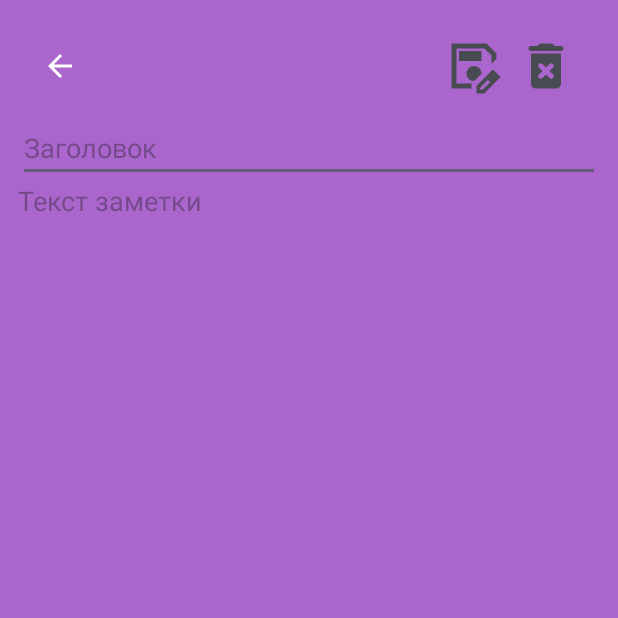
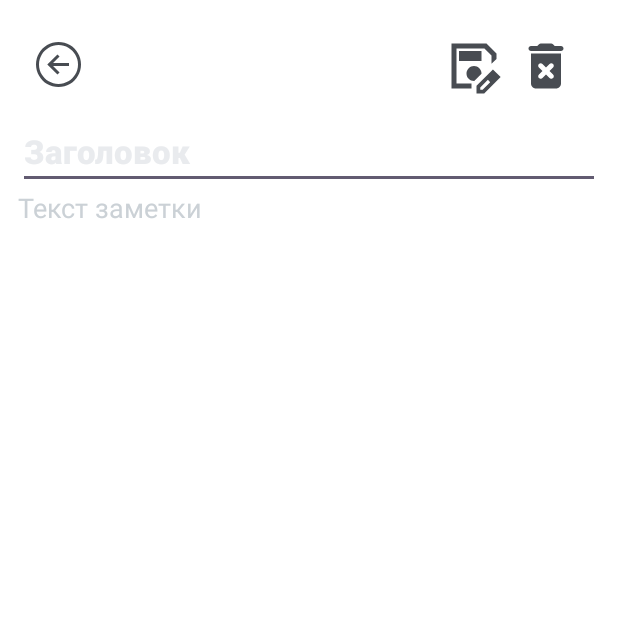
Before and after one commit to VikingCyber/PathFinder, an Android app: the AddEditNoteActivity screen opened directly, with no data from a screen before it, on a phone screen of 412 x 824 dp, the top half of it. Run offline under Robolectric (Android 15) with nearby library versions, the phone set to English and light mode, and no system bars; our stand-ins replace Room's generated code.

Commit message:
minor fixes for notes module

```diff
--- a/app/src/main/java/com/viking/pathfinder/AddEditNoteActivity.java
+++ b/app/src/main/java/com/viking/pathfinder/AddEditNoteActivity.java
@@ -1,17 +1,16 @@
 package com.viking.pathfinder;
 
 import android.content.Intent;
+import android.graphics.drawable.Drawable;
 import android.os.Bundle;
 import android.text.TextUtils;
-import android.view.Menu;
-import android.view.MenuItem;
 import android.view.View;
-import android.widget.Button;
 import android.widget.EditText;
 import android.widget.ImageButton;
 
 import androidx.appcompat.app.AppCompatActivity;
 import androidx.appcompat.widget.Toolbar;
+import androidx.core.content.ContextCompat;
 import androidx.lifecycle.ViewModelProvider;
 
 import com.viking.pathfinder.model.Note;
@@ -36,6 +35,12 @@ public class AddEditNoteActivity extends AppCompatActivity {
         ImageButton saveButton = findViewById(R.id.buttonSave);
 
         Toolbar toolbar = findViewById(R.id.toolbar);
+        Drawable navIcon = ContextCompat.getDrawable(this, R.drawable.ic_arrow_back);
+        if (navIcon != null) {
+            int color = ContextCompat.getColor(this, R.color.NavBarTextIcon_color);
+            navIcon.setTint(color);
+            toolbar.setNavigationIcon(navIcon);
+        }
         setSupportActionBar(toolbar);
         Objects.requireNonNull(getSupportActionBar()).setTitle("");
         Objects.requireNonNull(getSupportActionBar()).setDisplayHomeAsUpEnabled(true);
--- a/app/src/main/java/com/viking/pathfinder/MainActivity.java
+++ b/app/src/main/java/com/viking/pathfinder/MainActivity.java
@@ -10,7 +10,7 @@ public class MainActivity extends AppCompatActivity {
 
     @Override
     protected void onCreate(Bundle savedInstanceState) {
-
+        setTheme(R.style.Theme_PathFinder);
         super.onCreate(savedInstanceState);
         setContentView(R.layout.activity_main);
 
--- a/app/src/main/java/com/viking/pathfinder/adapter/NoteAdapter.java
+++ b/app/src/main/java/com/viking/pathfinder/adapter/NoteAdapter.java
@@ -58,8 +58,8 @@ public class NoteAdapter extends RecyclerView.Adapter<NoteAdapter.NoteViewHolder
     }
 
     public static class NoteViewHolder extends RecyclerView.ViewHolder {
-        TextView titleTextView;
-        TextView contentTextView;
+        final TextView titleTextView;
+        final TextView contentTextView;
 
         public NoteViewHolder(View itemView) {
             super(itemView);
--- a/app/src/main/java/com/viking/pathfinder/viewmodel/NoteViewModel.java
+++ b/app/src/main/java/com/viking/pathfinder/viewmodel/NoteViewModel.java
@@ -2,7 +2,6 @@ package com.viking.pathfinder.viewmodel;
 
 import android.app.Application;
 
-import androidx.annotation.NonNull;
 import androidx.lifecycle.AndroidViewModel;
 import androidx.lifecycle.LiveData;
 
--- a/app/src/main/res/layout/activity_add_edit_note.xml
+++ b/app/src/main/res/layout/activity_add_edit_note.xml
@@ -1,6 +1,5 @@
 <?xml version="1.0" encoding="utf-8"?>
 <LinearLayout xmlns:android="http://schemas.android.com/apk/res/android"
-    xmlns:app="http://schemas.android.com/apk/res-auto"
     android:layout_width="match_parent"
     android:layout_height="match_parent"
     android:orientation="vertical"
@@ -30,7 +29,6 @@
                 android:background="@android:color/transparent"
                 android:contentDescription="Сохранить"
                 android:scaleType="fitCenter"
-                android:layout_alignParentEnd="true"
                 android:layout_marginEnd="8dp"
                  />
             <ImageButton
@@ -40,19 +38,20 @@
                 android:src="@drawable/ic_delete"
                 android:background="@android:color/transparent"
                 android:contentDescription="Удалить"
-                android:scaleType="fitCenter"
-                android:layout_toEndOf="@id/buttonSave" />
+                android:scaleType="fitCenter" />
         </LinearLayout>
     </androidx.appcompat.widget.Toolbar>
 
     <EditText
         android:id="@+id/editTextTitle"
+        style="@style/NoteTitleText"
         android:layout_width="match_parent"
         android:layout_height="wrap_content"
         android:hint="Заголовок" />
 
     <EditText
         android:id="@+id/editTextContent"
+        style="@style/NoteContentText"
         android:layout_width="match_parent"
         android:layout_height="0dp"
         android:layout_weight="1"
--- a/app/src/main/res/layout/fragment_notes.xml
+++ b/app/src/main/res/layout/fragment_notes.xml
@@ -27,6 +27,7 @@
         android:contentDescription="Добавить заметку"
         app:srcCompat="@android:drawable/ic_input_add"
         app:layout_constraintBottom_toBottomOf="parent"
-        app:layout_constraintEnd_toEndOf="parent"/>
+        app:layout_constraintEnd_toEndOf="parent"
+        app:backgroundTint="@color/AddNote_color"/>
 
 </androidx.constraintlayout.widget.ConstraintLayout>
--- a/app/src/main/res/layout/item_note.xml
+++ b/app/src/main/res/layout/item_note.xml
@@ -1,5 +1,6 @@
 <?xml version="1.0" encoding="utf-8"?>
 <androidx.cardview.widget.CardView
+    style="@style/MyCardStyle"
     xmlns:android="http://schemas.android.com/apk/res/android"
     android:layout_margin="8dp"
     android:layout_width="match_parent"
@@ -13,14 +14,14 @@
         android:layout_height="wrap_content">
 
         <TextView
+            style="@style/NoteTitleText"
             android:id="@+id/textViewTitle"
-            android:textStyle="bold"
-            android:textSize="18sp"
             android:layout_width="wrap_content"
             android:layout_height="wrap_content"
             android:text="Заголовок" />
 
         <TextView
+            style="@style/NoteContentText"
             android:id="@+id/textViewContent"
             android:layout_width="wrap_content"
             android:layout_height="wrap_content"
--- a/app/src/main/res/values/colors.xml
+++ b/app/src/main/res/values/colors.xml
@@ -3,7 +3,10 @@
     <color name="black">#FF000000</color>
     <color name="white">#FFFFFFFF</color>
     <color name="SplashScreen_background_color">#302C2A</color>
-    <color name='NavBackground_color'>#E1A87A</color>
-    <color name="StatusBar_color">#66E1A87A</color>
+    <color name="NavBackground_color">#E1A87A</color>
+    <color name="AddNote_color">#E1A87A</color>
+    <color name="StatusBar_color">#B3E1A87A</color>
     <color name="NavBarTextIcon_color">#484C52</color>
+    <color name="AppBackgroundDefault">#FFFFFF</color>
+    <color name="card_background">#F3F5F8</color>
 </resources>
--- a/app/src/main/res/values/themes.xml
+++ b/app/src/main/res/values/themes.xml
@@ -4,7 +4,6 @@
         <item name="android:windowSplashScreenBrandingImage">@drawable/brand_text_pathfinder</item>
         <item name="android:windowSplashScreenAnimatedIcon">@drawable/logo</item>
         <item name="android:windowLightStatusBar">true</item>
-        <item name="android:statusBarColor">@color/StatusBar_color</item>
 
     </style>
 
@@ -27,8 +26,41 @@
         <item name="itemTextColor">@color/NavBarTextIcon_color</item>
     </style>
 
+
+    <!-- Стиль для CardView -->
+    <style name="MyCardStyle">
+        <item name="cardBackgroundColor">@color/card_background</item>
+        <item name="cardElevation">2dp</item>
+        <item name="cardCornerRadius">8dp</item>
+    </style>
+
+    <!-- Стиль для TextView — заголовок -->
+    <style name="NoteTitleText">
+        <item name="android:textSize">22sp</item>
+        <item name="android:textStyle">bold</item>
+        <item name="android:textColor">#000000</item>
+        <item name="android:fontFamily">sans-serif-medium</item>
+        <item name="android:textColorHint">#E9EBEE</item>
+    </style>
+
+    <!-- Стиль для TextView — текст -->
+    <style name="NoteContentText">
+        <item name="android:textSize">18sp</item>
+        <item name="android:textColor">#333333</item>
+        <item name="android:fontFamily">sans-serif</item>
+        <item name="android:textColorHint">#CBD1D6</item>
+    </style>
+
+
+
+
+
+    <!-- Главный стиль приложения -->
     <style name="Theme.PathFinder" parent="Theme.Material3.DayNight.NoActionBar">
-        <item name="android:colorBackground">@android:color/holo_purple</item> <!-- для View -->
+        <item name="android:colorBackground">@color/AppBackgroundDefault</item>
+        <item name="materialCardViewStyle">@style/MyCardStyle</item>
+        <item name="android:statusBarColor">@color/StatusBar_color</item>
+
     </style>
 
 
--- a/gradle/libs.versions.toml
+++ b/gradle/libs.versions.toml
@@ -1,5 +1,5 @@
 [versions]
-agp = "8.9.0"
+agp = "8.9.1"
 coreSplashscreen = "1.0.1"
 junit = "4.13.2"
 junitVersion = "1.2.1"
@@ -9,6 +9,7 @@ lifecycleLivedata = "2.8.7"
 material = "1.12.0"
 activity = "1.10.1"
 constraintlayout = "2.2.1"
+materialVersion = "1.12.0"
 roomCompiler = "2.7.0"
 
 [libraries]
```
Also changed, not shown: app/src/main/java/com/viking/pathfinder/NotesFragment.java (+2 -7 lines), app/src/main/res/mipmap-anydpi/ic_launcher_main.xml (renamed from app/src/main/res/mipmap-anydpi-v26/ic_launcher_main.xml), app/src/main/res/mipmap-anydpi/ic_launcher_main_round.xml (renamed from app/src/main/res/mipmap-anydpi-v26/ic_launcher_main_round.xml).
